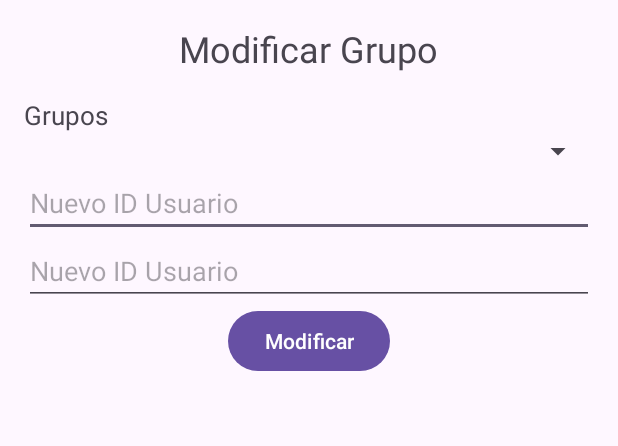
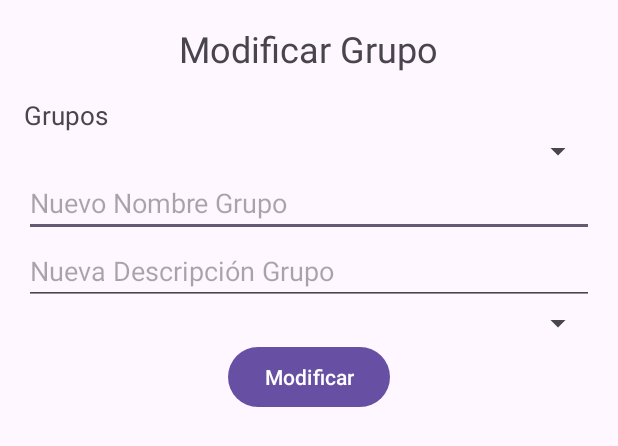
Before and after one commit to familycontained/AndroidBD, an Android app: the layout modificar_grupo.xml on its own in the app's theme, with its tools: preview values and no code run, on a phone screen of 412 x 824 dp. Shown: the top 446 px of the screen. Run offline under Robolectric (Android 15) with nearby library versions, the phone set to English and light mode, and no system bars.

Commit message:
Modificar grupos

```diff
--- a/BDFamilyContained/app/src/main/res/layout/modificar_grupo.xml
+++ b/BDFamilyContained/app/src/main/res/layout/modificar_grupo.xml
@@ -12,29 +12,40 @@
         android:textSize="24sp"
         android:layout_gravity="center_horizontal"
         android:layout_marginBottom="16dp" />
+
     <TextView
         android:layout_width="wrap_content"
         android:layout_height="wrap_content"
         android:text="@string/grupos"
         android:textSize="17sp"/>
+
+    <!-- Spinner para los grupos -->
     <Spinner
         android:id="@+id/spinnerGrupos"
         android:layout_width="match_parent"
         android:layout_height="wrap_content" />
 
+    <!-- EditText para el nombre -->
     <EditText
-        android:id="@+id/etNuevoIdUsuario"
+        android:id="@+id/etNuevoNombreGrupo"
         android:layout_width="match_parent"
         android:layout_height="wrap_content"
-        android:hint="Nuevo ID Usuario"
-        android:inputType="number" />
+        android:hint="@string/nuevo_nombre_grupo" />
 
+    <!-- EditText para la descripción -->
     <EditText
-        android:id="@+id/etNuevatarea"
+        android:id="@+id/etNuevaDescripcionGrupo"
         android:layout_width="match_parent"
         android:layout_height="wrap_content"
-        android:hint="Nuevo ID Usuario"
-        android:inputType="number" />
+        android:hint="@string/nueva_descripcion_grupo" />
+
+    <!-- Spinner para las tareas -->
+    <Spinner
+        android:id="@+id/spinnerNuevasTareas"
+        android:layout_width="match_parent"
+        android:layout_height="wrap_content" />
+
+    <!-- Botón para modificar la relación -->
     <Button
         android:id="@+id/btnModificarRelacion"
         android:layout_width="wrap_content"
--- a/BDFamilyContained/app/src/main/res/values/strings.xml
+++ b/BDFamilyContained/app/src/main/res/values/strings.xml
@@ -53,6 +53,8 @@
     <string name="seleccionar_tarea">Seleccionar Tarea</string>
     <string name="tarea_asignada_al_grupo">Tarea asignada al grupo</string>
     <string name="creador_del_grupo">Creador del Grupo</string>
+    <string name="nueva_descripcion_grupo">Nueva Descripción Grupo</string>
+    <string name="nuevo_nombre_grupo">Nuevo Nombre Grupo</string>
 
     -------------------------------------------------------
    <string-array name="estado_tarea_opciones">
```
Also changed, not shown: BDFamilyContained/app/src/main/java/com/example/bdfamilycontained/Grupos.java (+147 -3 lines).
